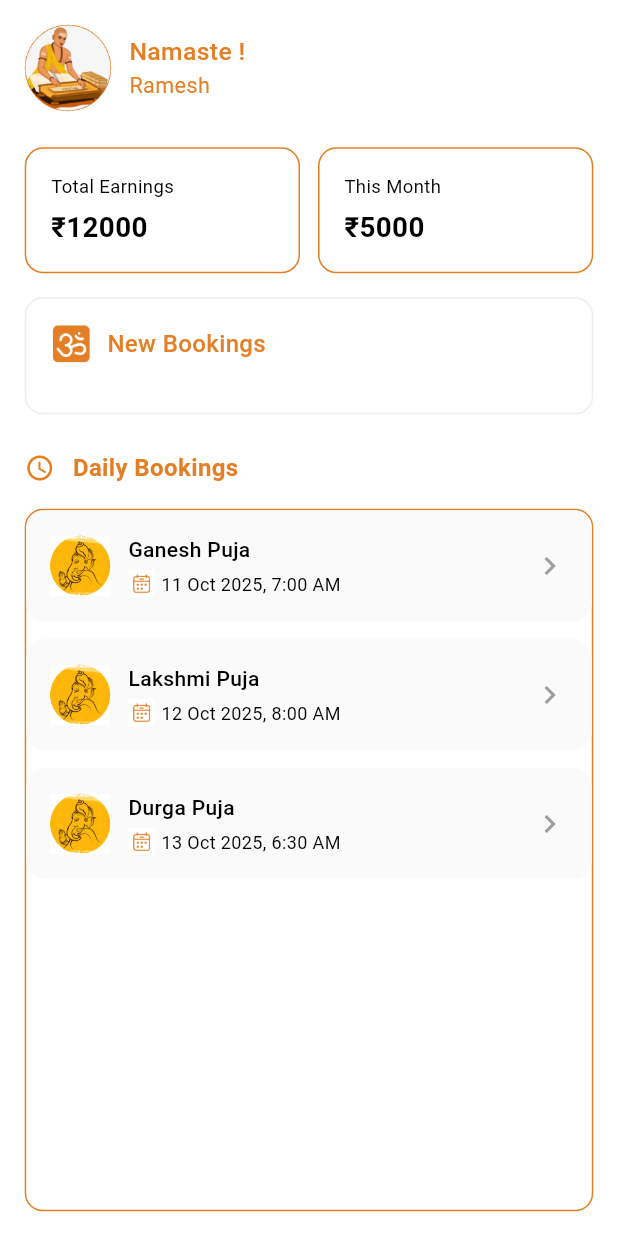
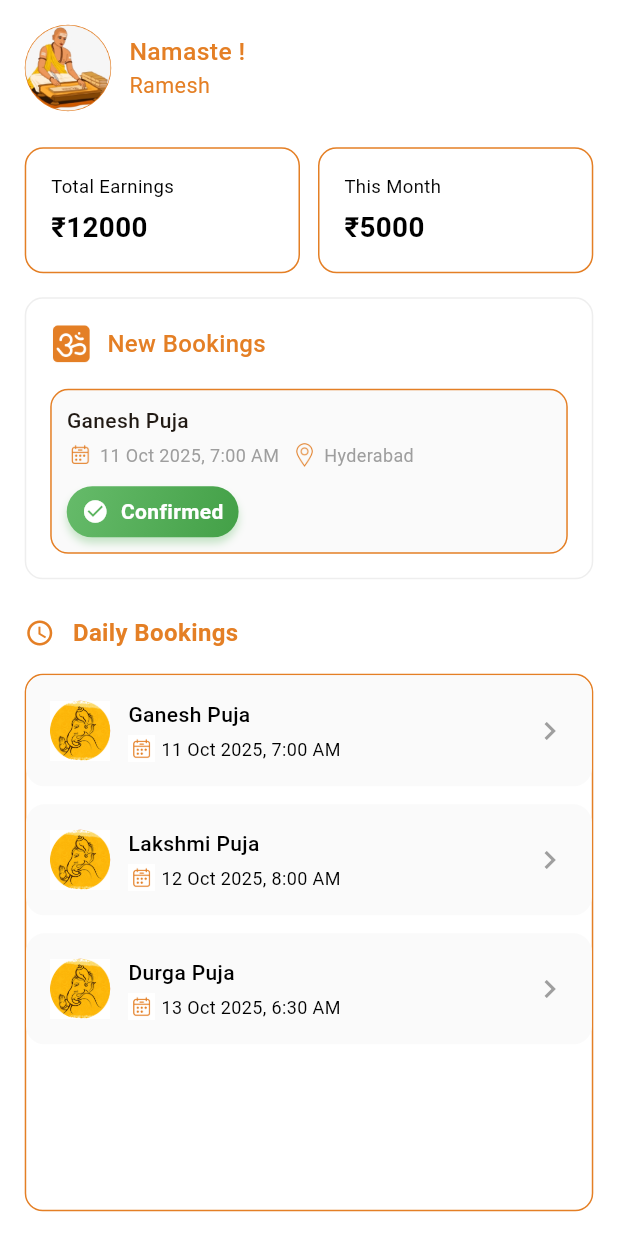
Before and after one commit to suneel-amunik123/namami-app, a Flutter app: the HomeScreen screen opened directly, after a tap on "Accept", on a phone screen of 412 x 824 dp. Run offline on Flutter 3.47's test engine with Material 3 defaults, Android fonts, the phone set to English and light mode, and no system bars; our stand-ins replace flutter_screenutil, image_picker.

Commit message:
home_screen buttons

```diff
--- a/lib/features/home/provider/home_provider.dart
+++ b/lib/features/home/provider/home_provider.dart
@@ -18,6 +18,7 @@ class HomeProvider extends ChangeNotifier {
   );
 
   final Set<String> _acceptedBookings = {};
+  final Set<String> _rejectedBookings = {};
 
   List<BookingModel> _bookings = [
     BookingModel(
@@ -85,9 +86,8 @@ class HomeProvider extends ChangeNotifier {
   }
 
   BookingModel? getNewBooking() {
-    return _bookings.where((booking) => booking.status == BookingStatus.pending).isNotEmpty
-        ? _bookings.where((booking) => booking.status == BookingStatus.pending).first
-        : null;
+    // Show the first booking regardless of status for new bookings section
+    return _bookings.isNotEmpty ? _bookings.first : null;
   }
 
   bool isBookingAccepted(String bookingId) {
@@ -96,13 +96,22 @@ class HomeProvider extends ChangeNotifier {
 
   void acceptBooking(String bookingId) {
     _acceptedBookings.add(bookingId);
-    updateBookingStatus(bookingId, BookingStatus.confirmed);
+    _rejectedBookings.remove(bookingId);
     notifyListeners();
   }
 
   void rejectBooking(String bookingId) {
     _acceptedBookings.remove(bookingId);
-    updateBookingStatus(bookingId, BookingStatus.cancelled);
+    _rejectedBookings.add(bookingId);
+    notifyListeners();
+  }
+
+  bool isBookingRejected(String bookingId) {
+    return _rejectedBookings.contains(bookingId);
+  }
+
+  void addToDailyBookings(BookingModel booking) {
+    // Booking is already in the list, just update status
     notifyListeners();
   }
 }
--- a/lib/features/home/screens/home_screen.dart
+++ b/lib/features/home/screens/home_screen.dart
@@ -185,7 +185,10 @@ class _HomeScreenState extends State<HomeScreen> {
                 child: Container(
                   decoration: BoxDecoration(
                     borderRadius: BorderRadius.circular(12),
-                    border: Border.all(color: const Color(0xFFE47F25), width: 1),
+                    border: Border.all(
+                      color: const Color(0xFFE47F25),
+                      width: 1,
+                    ),
                   ),
                   child: Consumer<HomeProvider>(
                     builder: (context, homeProvider, child) {
@@ -393,19 +396,90 @@ class _HomeScreenState extends State<HomeScreen> {
             ],
           ),
           const SizedBox(height: 12),
-          Row(
+          homeProvider.isBookingAccepted(booking.id)
+              ? Container(
+                  padding: const EdgeInsets.symmetric(
+                    vertical: 7,
+                    horizontal: 10,
+                  ),
+                  decoration: BoxDecoration(
+                    gradient: LinearGradient(
+                      colors: [Colors.green.shade400, Colors.green.shade600],
+                      begin: Alignment.topLeft,
+                      end: Alignment.bottomRight,
+                    ),
+                    borderRadius: BorderRadius.circular(25),
+                    boxShadow: [
+                      BoxShadow(
+                        color: Colors.green.withOpacity(0.3),
+                        blurRadius: 4,
+                        offset: const Offset(0, 4),
+                      ),
+                    ],
+                  ),
+                  child: const Row(
+                    mainAxisSize: MainAxisSize.min,
+                    children: [
+                      Icon(Icons.check_circle, color: Colors.white, size: 18),
+                      SizedBox(width: 8),
+                      Text(
+                        'Confirmed',
+                        style: TextStyle(
+                          color: Colors.white,
+                          fontSize: 14,
+                          fontWeight: FontWeight.w600,
+                        ),
+                      ),
+                    ],
+                  ),
+                )
+              : homeProvider.isBookingRejected(booking.id)
+              ? Container(
+                  padding: const EdgeInsets.symmetric(
+                    vertical: 7,
+                    horizontal: 10,
+                  ),
+                  decoration: BoxDecoration(
+                    gradient: LinearGradient(
+                      colors: [Colors.red.shade400, Colors.red.shade600],
+                      begin: Alignment.topLeft,
+                      end: Alignment.bottomRight,
+                    ),
+                    borderRadius: BorderRadius.circular(25),
+                    boxShadow: [
+                      BoxShadow(
+                        color: Colors.red.withOpacity(0.3),
+                        blurRadius: 4,
+                        offset: const Offset(0, 4),
+                      ),
+                    ],
+                  ),
+                  child: const Row(
+                    mainAxisSize: MainAxisSize.min,
+                    children: [
+                      Icon(Icons.cancel, color: Colors.white, size: 18),
+                      SizedBox(width: 8),
+                      Text(
+                        'Rejected',
+                        style: TextStyle(
+                          color: Colors.white,
+                          fontSize: 14,
+                          fontWeight: FontWeight.w600,
+                        ),
+                      ),
+                    ],
+                  ),
+                )
+              : Row(
                   children: [
                     ElevatedButton(
                       onPressed: () {
                         homeProvider.acceptBooking(booking.id);
+                        homeProvider.addToDailyBookings(booking);
                       },
                       style: ElevatedButton.styleFrom(
-                  backgroundColor: homeProvider.isBookingAccepted(booking.id)
-                      ? const Color(0xFFE47F25)
-                      : Colors.white,
-                  foregroundColor: homeProvider.isBookingAccepted(booking.id)
-                      ? Colors.white
-                      : const Color(0xFFE47F25),
+                        backgroundColor: Colors.white,
+                        foregroundColor: const Color(0xFFE47F25),
                         side: const BorderSide(color: Color(0xFFE47F25)),
                         elevation: 0,
                         padding: const EdgeInsets.symmetric(
@@ -416,38 +490,16 @@ class _HomeScreenState extends State<HomeScreen> {
                           borderRadius: BorderRadius.circular(6),
                         ),
                       ),
-                child: Column(
+                      child: const Row(
                         children: [
-                    Column(
-                      children: [
-                        Row(
-                          children: [
-                            const Icon(
-                              Icons.check,
-                              size: 12,
-                              color: Color(0xFFE47F25),
-                            ),
-                            const SizedBox(width: 4),
+                          Icon(Icons.check, size: 12, color: Color(0xFFE47F25)),
+                          SizedBox(width: 4),
                           Text(
-                              homeProvider.isBookingAccepted(booking.id)
-                                  ? 'Accepted'
-                                  : 'Accept',
-                              style: const TextStyle(
+                            'Accept',
+                            style: TextStyle(
                               fontSize: 14,
                               fontWeight: FontWeight.w500,
                             ),
-                            ),
-                          ],
-                        ),
-
-                        // const Text(
-                        //   'Accept',
-                        //   style: TextStyle(
-                        //     fontSize: 12,
-                        //     fontWeight: FontWeight.w500,
-                        //   ),
-                        // ),
-                      ],
                           ),
                         ],
                       ),
@@ -470,19 +522,11 @@ class _HomeScreenState extends State<HomeScreen> {
                           borderRadius: BorderRadius.circular(6),
                         ),
                       ),
-                child: Column(
+                      child: const Row(
                         children: [
-                    Column(
-                      children: [
-                        Row(
-                          children: [
-                            const Icon(
-                              Icons.close,
-                              size: 12,
-                              color: Colors.red,
-                            ),
-                            const SizedBox(width: 4),
-                            const Text(
+                          Icon(Icons.close, size: 12, color: Colors.red),
+                          SizedBox(width: 4),
+                          Text(
                             'Reject',
                             style: TextStyle(
                               fontSize: 14,
@@ -491,22 +535,6 @@ class _HomeScreenState extends State<HomeScreen> {
                           ),
                         ],
                       ),
-
-                        // const Text(
-                        //   'Reject',
-                        //   style: TextStyle(
-                        //     fontSize: 12,
-                        //     fontWeight: FontWeight.w500,
-                        //   ),
-                        // ),
-                      ],
-                    ),
-                  ],
-                ),
-                // child: const Text(
-                //   'Reject',
-                //   style: TextStyle(fontSize: 12, fontWeight: FontWeight.w500),
-                // ),
                     ),
                   ],
                 ),
--- a/lib/features/home/screens/pujas_screen.dart
+++ b/lib/features/home/screens/pujas_screen.dart
@@ -30,6 +30,12 @@ class _PujasScreenState extends State<PujasScreen> {
   Widget build(BuildContext context) {
     return Scaffold(
       backgroundColor: Colors.white,
+      floatingActionButton: FloatingActionButton(
+        shape: RoundedRectangleBorder(borderRadius: BorderRadius.circular(40)),
+        onPressed: _showAddPujaBottomSheet,
+        backgroundColor: const Color(0xFFE47F25),
+        child: const Icon(Icons.add, color: Colors.white),
+      ),
       appBar: AppBar(
         backgroundColor: Colors.white,
         elevation: 0,
@@ -88,44 +94,12 @@ class _PujasScreenState extends State<PujasScreen> {
             // Puja List
             Expanded(
               child: ListView.builder(
+                padding: const EdgeInsets.only(bottom: 80),
                 itemCount: _pujaStates.length,
                 itemBuilder: (context, index) {
                   final pujaName = _pujaStates.keys.elementAt(index);
                   return _buildPujaServiceCard(pujaName);
                 },
-              ),
-            ),
-
-            // Add Puja Button
-            Container(
-              width: double.infinity,
-              margin: const EdgeInsets.only(top: 16, left: 230),
-              child: ElevatedButton(
-                onPressed: _showAddPujaBottomSheet,
-                style: ElevatedButton.styleFrom(
-                  backgroundColor: const Color(0xFFE47F25),
-                  foregroundColor: Colors.black,
-                  elevation: 0,
-                  padding: const EdgeInsets.symmetric(vertical: 16),
-                  shape: CircleBorder(
-                    side: BorderSide(color: Colors.grey.shade300),
-                    // borderRadius: BorderRadius.circular(8),
-                  ),
-                ),
-                child: const Row(
-                  mainAxisAlignment: MainAxisAlignment.center,
-                  children: [
-                    Icon(Icons.add, color: Color(0xFFFFFFFF), size: 30),
-                    // SizedBox(width: 8),
-                    // Text(
-                    //   '',
-                    //   style: TextStyle(
-                    //     fontSize: 16,
-                    //     fontWeight: FontWeight.w500,
-                    //   ),
-                    // ),
-                  ],
-                ),
               ),
             ),
           ],
@@ -309,7 +283,7 @@ class _PujasScreenState extends State<PujasScreen> {
                 },
                 style: ElevatedButton.styleFrom(
                   backgroundColor: const Color(0xFFE47F25),
-                  padding: const EdgeInsets.symmetric(vertical: 16),
+                  padding: const EdgeInsets.symmetric(vertical: 0),
                   shape: RoundedRectangleBorder(
                     borderRadius: BorderRadius.circular(8),
                   ),
@@ -318,7 +292,7 @@ class _PujasScreenState extends State<PujasScreen> {
                   'Add',
                   style: TextStyle(
                     color: Colors.white,
-                    fontSize: 16,
+                    fontSize: 15,
                     fontWeight: FontWeight.w600,
                   ),
                 ),
```
Lines whose indentation alone changed are shown as unchanged.
